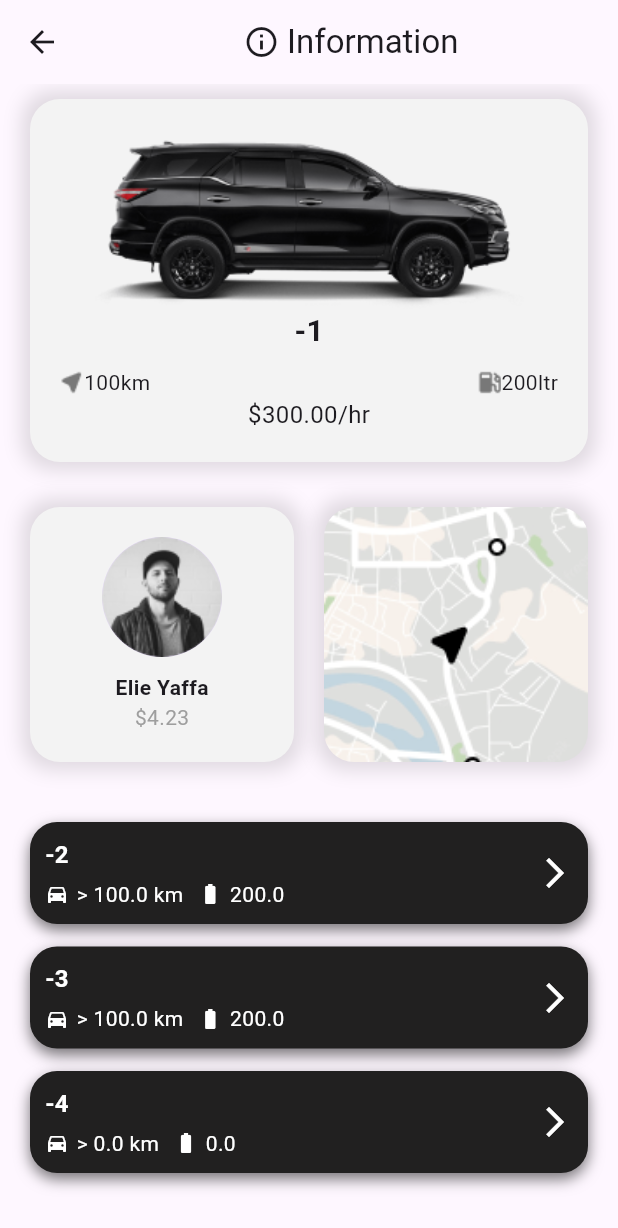
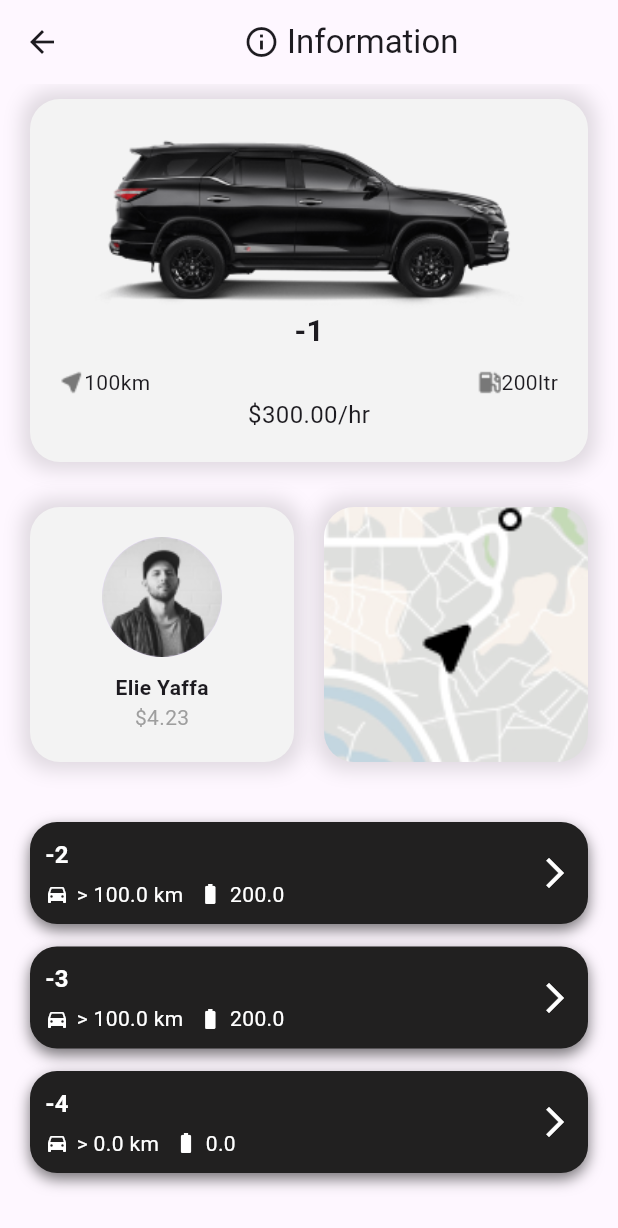
Before and after one commit to TonyV23/rental_car_app, a Flutter app: the CarDetails screen opened directly with empty values, on a phone screen of 412 x 824 dp. Shown: the top 1228 px of the screen. Run offline on Flutter 3.47's test engine with Material 3 defaults, Android fonts, the phone set to English and light mode, and no system bars; our stand-ins replace firebase_core, flutter_map, gap, latlong2; accounts and stored records are empty.

Commit message:
zooming map card feature

```diff
--- a/lib/presentation/screens/car_details.dart
+++ b/lib/presentation/screens/car_details.dart
@@ -5,9 +5,38 @@ import 'package:rental_car_app/presentation/screens/map_details.dart';
 import 'package:rental_car_app/presentation/widgets/car_card.dart';
 import 'package:rental_car_app/presentation/widgets/more_card.dart';
 
-class CarDetails extends StatelessWidget {
+class CarDetails extends StatefulWidget {
   final Car car;
   const CarDetails({super.key, required this.car});
+
+  @override
+  State<CarDetails> createState() => _CarDetailsState();
+}
+
+class _CarDetailsState extends State<CarDetails>  with SingleTickerProviderStateMixin{
+  AnimationController? _controller;
+  Animation<double>? _animation;
+
+  @override
+  void initState() {
+    // TODO: implement initState
+    _controller = AnimationController(vsync: this, duration: const Duration(seconds: 3));
+    _animation = Tween<double>(begin: 1.0, end: 1.5).animate(_controller!)..addListener((){
+      setState(() {
+
+      });
+    });
+    _controller!.forward();
+    super.initState();
+  }
+
+  @override
+  void dispose() {
+    // TODO: implement dispose
+
+
+    super.dispose();
+  }
 
   @override
   Widget build(BuildContext context) {
@@ -22,10 +51,10 @@ class CarDetails extends StatelessWidget {
           children: [
             CarCard(
                 car: Car(
-                    model: "-1${car.model}",
-                    distance: car.distance + 100,
-                    fuelCapacity: car.fuelCapacity + 200,
-                    pricePerHour: car.pricePerHour + 300)),
+                    model: "-1${widget.car.model}",
+                    distance: widget.car.distance + 100,
+                    fuelCapacity: widget.car.fuelCapacity + 200,
+                    pricePerHour: widget.car.pricePerHour + 300)),
             Gap(20),
             Padding(
               padding: EdgeInsets.symmetric(horizontal: 20),
@@ -66,21 +95,28 @@ class CarDetails extends StatelessWidget {
                   Expanded(
                     child: GestureDetector(
                       onTap: (){
-                        Navigator.push(context, MaterialPageRoute(builder: (context) => MapDetails(car: car)));
+                        Navigator.push(context, MaterialPageRoute(builder: (context) => MapDetails(car: widget.car)));
                       },
                       child: Container(
                         height: 170,
                         decoration: BoxDecoration(
                             borderRadius: BorderRadius.circular(20),
-                            image: DecorationImage(
-                                image: AssetImage("assets/maps.png"),
-                                fit: BoxFit.cover),
                             boxShadow: [
                               BoxShadow(
                                   color: Colors.black12,
                                   blurRadius: 10,
                                   spreadRadius: 5)
                             ]),
+                        child: ClipRRect(
+                          borderRadius : BorderRadius.circular(20),
+                          child: Transform.scale(
+                            scale: _animation!.value,
+                            alignment: Alignment.center,
+                            child: Image.asset("assets/maps.png", fit: BoxFit.cover,),
+
+                          ),
+
+                        ),
                       ),
                     ),
                   ),
@@ -94,26 +130,26 @@ class CarDetails extends StatelessWidget {
                 children: [
                   MoreCard(
                     car: Car(
-                        model: "-2${car.model}",
-                        distance: car.distance + 100,
-                        fuelCapacity: car.fuelCapacity + 200,
-                        pricePerHour: car.pricePerHour + 300),
+                        model: "-2${widget.car.model}",
+                        distance: widget.car.distance + 100,
+                        fuelCapacity: widget.car.fuelCapacity + 200,
+                        pricePerHour: widget.car.pricePerHour + 300),
                   ),
                   Gap(15),
                   MoreCard(
                     car: Car(
-                        model: "-3${car.model}",
-                        distance: car.distance + 100,
-                        fuelCapacity: car.fuelCapacity + 200,
-                        pricePerHour: car.pricePerHour + 300),
+                        model: "-3${widget.car.model}",
+                        distance: widget.car.distance + 100,
+                        fuelCapacity: widget.car.fuelCapacity + 200,
+                        pricePerHour: widget.car.pricePerHour + 300),
                   ),
                   Gap(15),
                   MoreCard(
                     car: Car(
-                        model: "-4${car.model}",
-                        distance: car.distance,
-                        fuelCapacity: car.fuelCapacity,
-                        pricePerHour: car.pricePerHour),
+                        model: "-4${widget.car.model}",
+                        distance: widget.car.distance,
+                        fuelCapacity: widget.car.fuelCapacity,
+                        pricePerHour: widget.car.pricePerHour),
                   ),
                 ],
               ),
```
